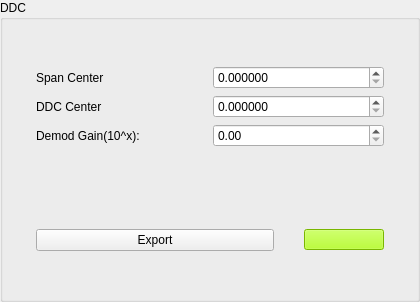
Before: the Qt Designer form ddcgroupbox.ui in pouyace/IQPlayer, drawn with Qt 5.
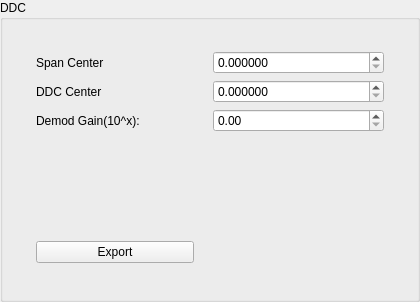
After: the same form once the commit is applied. Custom widgets are drawn as their Qt base class.

Commit message: Version 1.1.1 Drag event has been fixed verifyFileFormat method has been added to tableView openFile has been added and works now colorButton was added to DDCGroupBox VoicePlayer was renamed to IQMediaPlayer ListModel was renamed to TableModel

```diff
--- a/ddcgroupbox.ui
+++ b/ddcgroupbox.ui
@@ -170,11 +170,6 @@
           <height>70</height>
          </size>
         </property>
-        <layout class="QGridLayout" name="gridLayout_2">
-         <property name="sizeConstraint">
-          <enum>QLayout::SetMinAndMaxSize</enum>
-         </property>
-        </layout>
        </widget>
       </item>
       <item>
@@ -233,33 +228,6 @@
              <width>184</width>
              <height>32</height>
             </size>
-           </property>
-           <layout class="QHBoxLayout" name="horizontalLayout_3">
-            <property name="sizeConstraint">
-             <enum>QLayout::SetMinAndMaxSize</enum>
-            </property>
-           </layout>
-          </widget>
-         </item>
-         <item>
-          <widget class="QPushButton" name="colorselectPushButton">
-           <property name="minimumSize">
-            <size>
-             <width>51</width>
-             <height>21</height>
-            </size>
-           </property>
-           <property name="maximumSize">
-            <size>
-             <width>80</width>
-             <height>21</height>
-            </size>
-           </property>
-           <property name="styleSheet">
-            <string notr="true">background-color: rgb(170, 255, 0);</string>
-           </property>
-           <property name="text">
-            <string/>
            </property>
           </widget>
          </item>
```
The commit also changes 18 other files.
